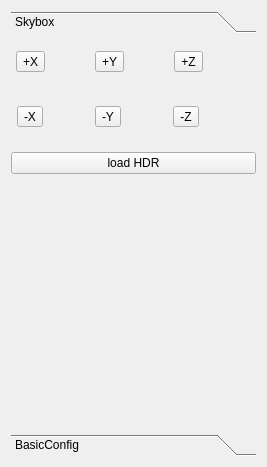
Qt form src/UI/View/configwidget.ui (Yuanzidan081/SRendererLab) before a commit.
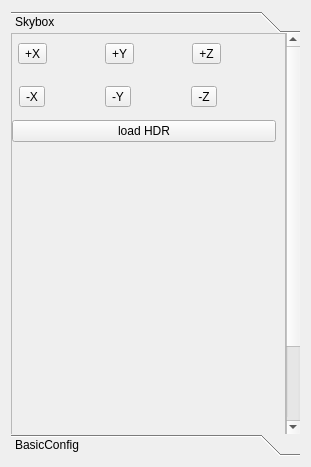
The same form after that commit.

The edit to the form file:
```diff
--- a/src/UI/View/configwidget.ui
+++ b/src/UI/View/configwidget.ui
@@ -6,7 +6,7 @@
    <rect>
     <x>0</x>
     <y>0</y>
-    <width>267</width>
+    <width>311</width>
     <height>467</height>
    </rect>
   </property>
@@ -27,14 +27,17 @@
        <rect>
         <x>0</x>
         <y>0</y>
-        <width>245</width>
-        <height>399</height>
+        <width>268</width>
+        <height>502</height>
        </rect>
       </property>
       <attribute name="label">
        <string>Skybox</string>
       </attribute>
       <layout class="QVBoxLayout" name="verticalLayout">
+       <property name="spacing">
+        <number>3</number>
+       </property>
        <property name="leftMargin">
         <number>0</number>
        </property>
@@ -48,9 +51,56 @@
         <number>0</number>
        </property>
        <item>
+        <layout class="QHBoxLayout" name="horizontalLayout_5">
+         <item>
+          <widget class="QScrollArea" name="scrollArea">
+           <property name="sizePolicy">
+            <sizepolicy hsizetype="Expanding" vsizetype="Ignored">
+             <horstretch>0</horstretch>
+             <verstretch>0</verstretch>
+            </sizepolicy>
+           </property>
+           <property name="minimumSize">
+            <size>
+             <width>0</width>
+             <height>500</height>
+            </size>
+           </property>
+           <property name="verticalScrollBarPolicy">
+            <enum>Qt::ScrollBarAsNeeded</enum>
+           </property>
+           <property name="horizontalScrollBarPolicy">
+            <enum>Qt::ScrollBarAlwaysOff</enum>
+           </property>
+           <property name="widgetResizable">
+            <bool>true</bool>
+           </property>
+           <widget class="QWidget" name="scrollAreaWidgetContents">
+            <property name="geometry">
+             <rect>
+              <x>0</x>
+              <y>0</y>
+              <width>265</width>
+              <height>498</height>
+             </rect>
+            </property>
+            <layout class="QVBoxLayout" name="verticalLayout_2">
+             <property name="spacing">
+              <number>3</number>
+             </property>
+             <property name="leftMargin">
+              <number>0</number>
+             </property>
+             <property name="topMargin">
+              <number>0</number>
+             </property>
+             <property name="bottomMargin">
+              <number>0</number>
+             </property>
+             <item>
         <layout class="QHBoxLayout" name="horizontalLayout">
          <property name="spacing">
-          <number>0</number>
+                <number>3</number>
          </property>
          <item>
           <widget class="QToolButton" name="xposImageBtn">
@@ -162,7 +212,7 @@
        <item>
         <layout class="QHBoxLayout" name="horizontalLayout_3">
          <property name="spacing">
-          <number>0</number>
+                <number>3</number>
          </property>
          <item>
           <widget class="QToolButton" name="xnegImageBtn">
@@ -283,24 +333,23 @@
         </layout>
        </item>
        <item>
-        <layout class="QHBoxLayout" name="horizontalLayout_5">
-         <item>
           <spacer name="verticalSpacer">
            <property name="orientation">
             <enum>Qt::Vertical</enum>
            </property>
-           <property name="sizeType">
-            <enum>QSizePolicy::Maximum</enum>
-           </property>
            <property name="sizeHint" stdset="0">
             <size>
              <width>20</width>
-             <height>250</height>
+                 <height>300</height>
             </size>
            </property>
           </spacer>
          </item>
         </layout>
+           </widget>
+          </widget>
+         </item>
+        </layout>
        </item>
       </layout>
      </widget>
```
Left out of the diff: 2 changed lines with no effect on the pictures. Lines whose indentation alone changed are shown as unchanged.
